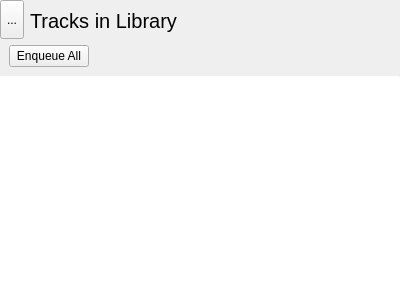
theCheeseboard/theBeat, file application/artistsalbumswidget.ui: the form before one commit.
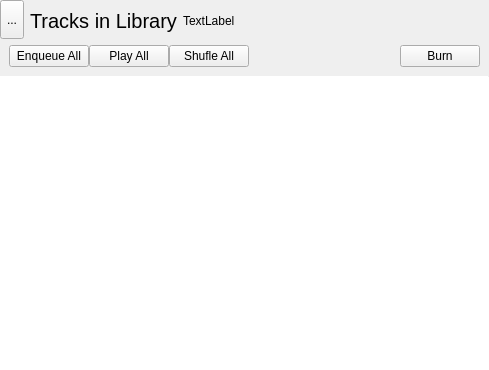
The form after the commit. The open tabs and pages were chosen to show the change. Icons and pictures are not drawn. Custom widgets are drawn as their Qt base class.

Commit message: Add play all, enqueue all and burn buttons

Patch:
```diff
--- a/application/artistsalbumswidget.ui
+++ b/application/artistsalbumswidget.ui
@@ -6,8 +6,8 @@
    <rect>
     <x>0</x>
     <y>0</y>
-    <width>400</width>
-    <height>300</height>
+    <width>489</width>
+    <height>370</height>
    </rect>
   </property>
   <property name="windowTitle">
@@ -162,6 +162,9 @@
             </item>
             <item>
              <layout class="QHBoxLayout" name="horizontalLayout_3">
+              <property name="spacing">
+               <number>6</number>
+              </property>
               <property name="leftMargin">
                <number>6</number>
               </property>
@@ -176,19 +179,26 @@
               </property>
               <item>
                <widget class="QLabel" name="tracksTitle">
+                <property name="font">
+                 <font>
+                  <pointsize>15</pointsize>
+                 </font>
+                </property>
+                <property name="text">
+                 <string>Tracks in Library</string>
+                </property>
+               </widget>
+              </item>
+              <item>
+               <widget class="QLabel" name="auxiliaryDataLabel">
                 <property name="sizePolicy">
                  <sizepolicy hsizetype="Expanding" vsizetype="Preferred">
                   <horstretch>0</horstretch>
                   <verstretch>0</verstretch>
                  </sizepolicy>
                 </property>
-                <property name="font">
-                 <font>
-                  <pointsize>15</pointsize>
-                 </font>
-                </property>
                 <property name="text">
-                 <string>Tracks in Library</string>
+                 <string>TextLabel</string>
                 </property>
                </widget>
               </item>
@@ -197,7 +207,11 @@
            </layout>
           </item>
           <item>
-           <layout class="QHBoxLayout" name="horizontalLayout">
+           <widget class="QWidget" name="buttonWidget" native="true">
+            <layout class="QHBoxLayout" name="_2">
+             <property name="spacing">
+              <number>0</number>
+             </property>
             <property name="leftMargin">
              <number>9</number>
             </property>
@@ -221,6 +235,26 @@
               </property>
              </widget>
             </item>
+             <item>
+              <widget class="QPushButton" name="playAllButton">
+               <property name="text">
+                <string>Play All</string>
+               </property>
+               <property name="icon">
+                <iconset theme="media-playback-start"/>
+               </property>
+              </widget>
+             </item>
+             <item>
+              <widget class="QPushButton" name="shuffleButton">
+               <property name="text">
+                <string>Shufle All</string>
+               </property>
+               <property name="icon">
+                <iconset theme="media-playlist-shuffle"/>
+               </property>
+              </widget>
+             </item>
             <item>
              <spacer name="horizontalSpacer">
               <property name="orientation">
@@ -234,7 +268,19 @@
               </property>
              </spacer>
             </item>
-           </layout>
+             <item>
+              <widget class="QPushButton" name="burnButton">
+               <property name="text">
+                <string>Burn</string>
+               </property>
+               <property name="icon">
+                <iconset theme="tools-media-optical-burn">
+                 <normaloff>.</normaloff>.</iconset>
+               </property>
+              </widget>
+             </item>
+            </layout>
+           </widget>
           </item>
          </layout>
         </widget>
```
Lines whose indentation alone changed are shown as unchanged. The commit also changes 176 other files.
